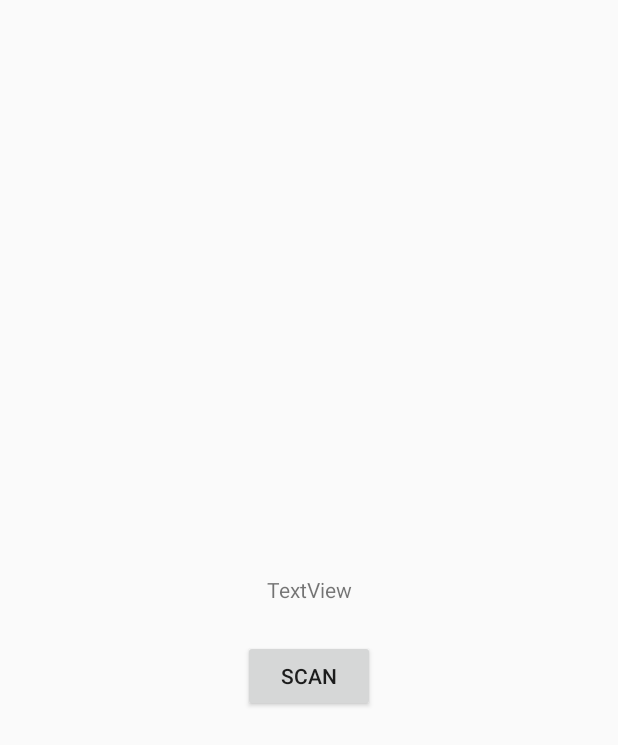
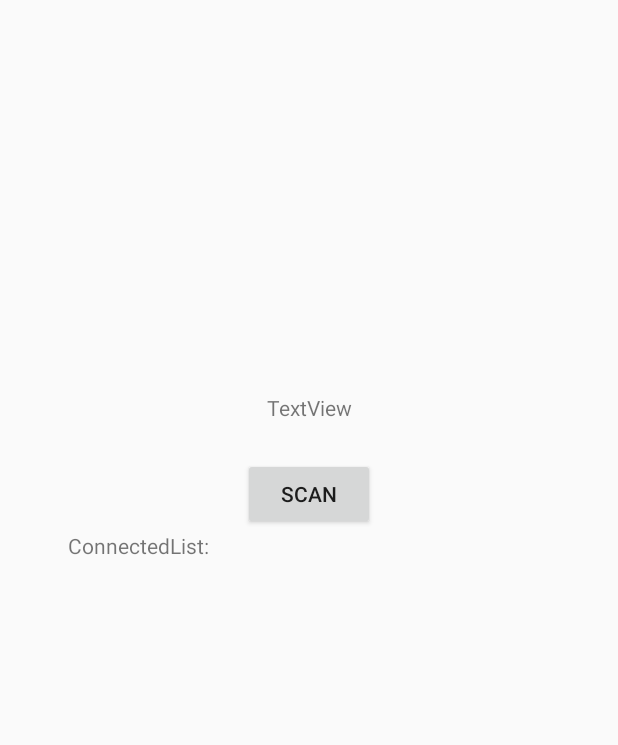
Before and after one commit to Cmdmac/Enlarge-Android, an Android app: the layout activity_main.xml on its own in the app's theme, with its tools: preview values and no code run, on a phone screen of 412 x 824 dp. Shown: the top 745 px of the screen. Run offline under Robolectric (Android 15) with nearby library versions, the phone set to English and light mode, and no system bars.

Commit message:
add connected list change listener

```diff
--- a/app/src/main/res/layout/activity_main.xml
+++ b/app/src/main/res/layout/activity_main.xml
@@ -22,7 +22,7 @@
         app:layout_constraintHorizontal_bias="0.501"
         app:layout_constraintStart_toStartOf="parent"
         app:layout_constraintTop_toTopOf="parent"
-        app:layout_constraintVertical_bias="0.576" />
+        app:layout_constraintVertical_bias="0.453" />
 
     <TextView
         android:id="@+id/textView"
@@ -31,9 +31,9 @@
         android:layout_marginBottom="24dp"
         android:layout_marginEnd="8dp"
         android:layout_marginStart="8dp"
+        android:gravity="center"
         android:maxLines="2"
         android:text="TextView"
-        android:gravity="center"
         app:layout_constraintBottom_toTopOf="@+id/scan"
         app:layout_constraintEnd_toEndOf="parent"
         app:layout_constraintStart_toStartOf="parent" />
@@ -42,6 +42,7 @@
         android:id="@+id/scan"
         android:layout_width="wrap_content"
         android:layout_height="wrap_content"
+        android:layout_marginBottom="20dp"
         android:layout_marginEnd="8dp"
         android:layout_marginStart="8dp"
         android:onClick="onClick"
@@ -49,4 +50,27 @@
         app:layout_constraintBottom_toTopOf="@+id/button"
         app:layout_constraintEnd_toEndOf="parent"
         app:layout_constraintStart_toStartOf="parent" />
+
+    <TextView
+        android:id="@+id/connected_list"
+        android:layout_width="322dp"
+        android:layout_height="225dp"
+        android:layout_marginBottom="8dp"
+        android:layout_marginEnd="8dp"
+        android:layout_marginStart="8dp"
+        android:layout_marginTop="8dp"
+        app:layout_constraintBottom_toBottomOf="parent"
+        app:layout_constraintEnd_toEndOf="parent"
+        app:layout_constraintStart_toStartOf="parent"
+        app:layout_constraintTop_toBottomOf="@+id/button"
+        app:layout_constraintVertical_bias="0.0" />
+
+    <TextView
+        android:id="@+id/textView3"
+        android:layout_width="wrap_content"
+        android:layout_height="wrap_content"
+        android:layout_marginBottom="8dp"
+        android:text="ConnectedList:"
+        app:layout_constraintBottom_toTopOf="@+id/connected_list"
+        app:layout_constraintStart_toStartOf="@+id/connected_list" />
 </android.support.constraint.ConstraintLayout>
```
Also changed, not shown: app/src/main/java/org/cmdmac/enlarge/MainActivity.java (+21 -1 lines), app/src/main/java/org/cmdmac/enlarge/server/AppNanolets.java (+29 -2 lines).
